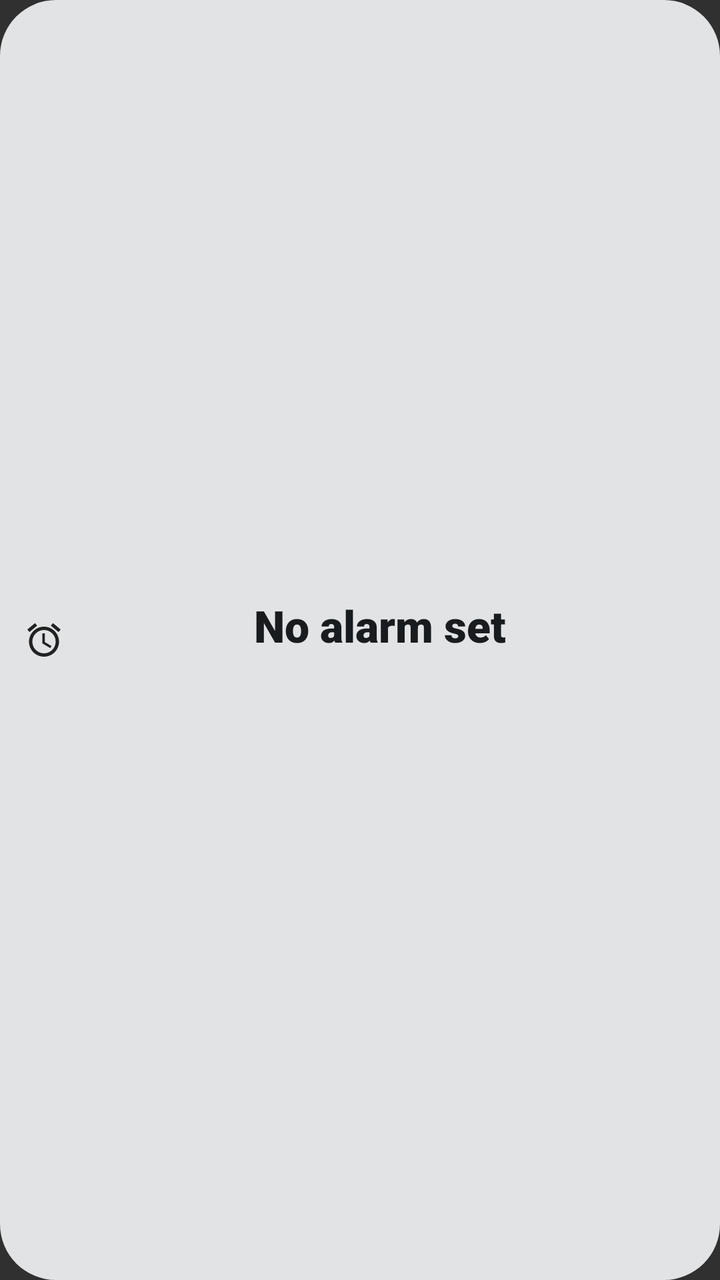
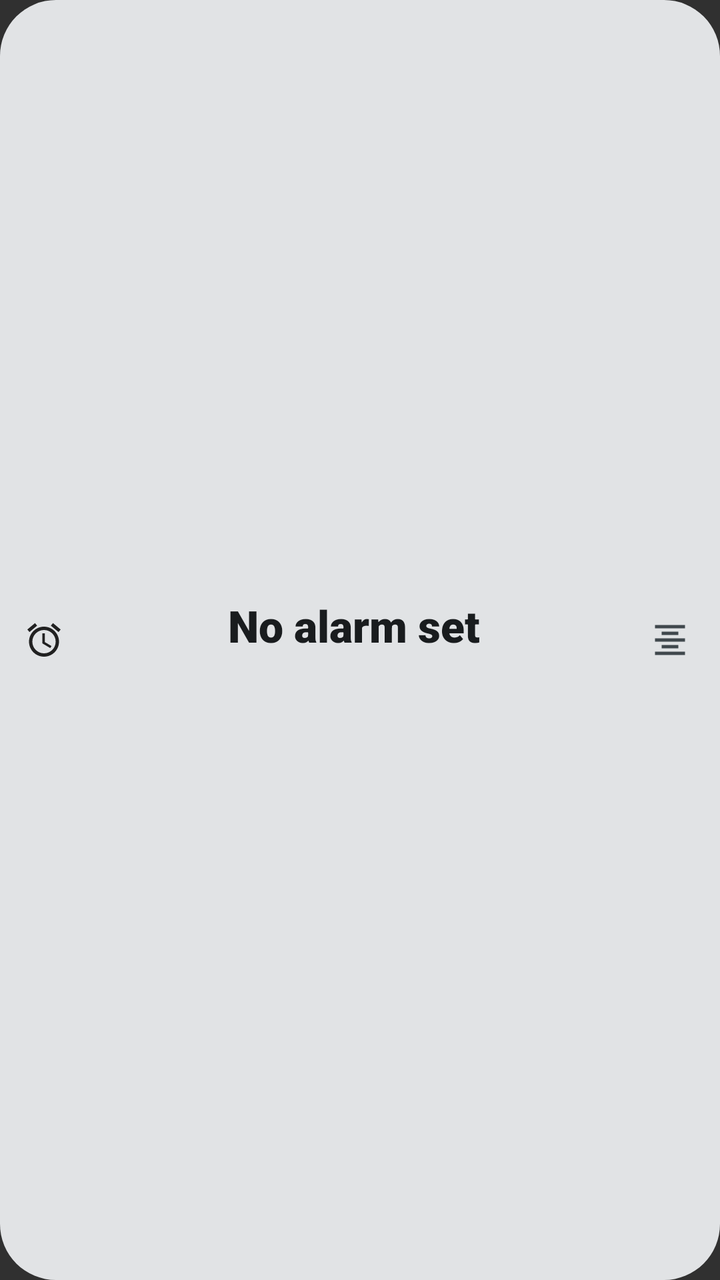

Before-and-after screenshots of an Android layout around one commit, followed by the original layout XML and the change that was made.
<!-- AndroidManifest.xml: application theme android:Theme.Material.NoActionBar -->
<!-- res/layout/widget_next_up_medium_center.xml -->
<?xml version="1.0" encoding="utf-8"?>
<LinearLayout xmlns:android="http://schemas.android.com/apk/res/android"
    android:id="@+id/widget_root"
    android:layout_width="match_parent"
    android:layout_height="match_parent"
    android:background="@drawable/widget_background"
    android:gravity="center_vertical"
    android:orientation="horizontal"
    android:paddingStart="12dp"
    android:paddingTop="8dp"
    android:paddingEnd="12dp"
    android:paddingBottom="8dp">

    <ImageView
        android:id="@+id/widget_icon"
        android:layout_width="20dp"
        android:layout_height="20dp"
        android:layout_gravity="center_vertical"
        android:contentDescription="@string/app_name"
        android:src="@drawable/ic_alarm" />

    <LinearLayout
        android:layout_width="0dp"
        android:layout_height="wrap_content"
        android:layout_gravity="center_vertical"
        android:layout_marginStart="8dp"
        android:layout_marginEnd="8dp"
        android:layout_weight="1"
        android:gravity="center"
        android:orientation="vertical">

        <TextView
            android:id="@+id/widget_countdown"
            android:layout_width="match_parent"
            android:layout_height="wrap_content"
            android:autoSizeMaxTextSize="28sp"
            android:autoSizeMinTextSize="11sp"
            android:autoSizeStepGranularity="1sp"
            android:autoSizeTextType="uniform"
            android:ellipsize="none"
            android:fontFamily="sans-serif-black"
            android:gravity="center"
            android:maxLines="1"
            android:text="@string/no_alarm_set"
            android:textColor="@color/widget_on_surface"
            android:textSize="22sp" />

        <TextView
            android:id="@+id/widget_alarm_time"
            android:layout_width="match_parent"
            android:layout_height="wrap_content"
            android:ellipsize="none"
            android:fontFamily="sans-serif"
            android:gravity="center"
            android:maxLines="1"
            android:text=""
            android:textColor="@color/widget_on_surface_variant"
            android:textSize="11sp" />
    </LinearLayout>

</LinearLayout>
<!-- resources referenced by this layout -->
<resources>
  <color name="widget_on_surface">#1D1B20</color>
  <color name="widget_on_surface_variant">#49454F</color>
  <!-- drawable ic_alarm (drawable) -->
  <vector xmlns:android="http://schemas.android.com/apk/res/android"
      android:width="24dp"
      android:height="24dp"
      android:viewportWidth="24"
      android:viewportHeight="24"
      android:tint="?android:attr/colorPrimary">
      <path
          android:fillColor="@android:color/white"
          android:pathData="M22,5.72l-4.6,-3.86 -1.29,1.53 4.6,3.86L22,5.72zM7.88,3.39L6.6,1.86 2,5.71l1.29,1.53 4.59,-3.85zM12.5,8H11v6l4.75,2.85 0.75,-1.23 -4,-2.37V8zM12,4c-4.97,0 -9,4.03 -9,9s4.02,9 9,9 9,-4.03 9,-9 -4.03,-9 -9,-9zM12,20c-3.87,0 -7,-3.13 -7,-7s3.13,-7 7,-7 7,3.13 7,7 -3.13,7 -7,7z"/>
  </vector>
  <!-- drawable widget_background (drawable) -->
  <?xml version="1.0" encoding="utf-8"?>
  <shape xmlns:android="http://schemas.android.com/apk/res/android"
      android:shape="rectangle">
      <corners android:radius="28dp" />
      <solid android:color="@color/widget_surface" />
  </shape>
  <string name="app_name">NextUp</string>
  <string name="no_alarm_set">No alarm set</string>
  <color name="widget_surface">#F2EDF7</color>
</resources>

<!-- the commit's change to res/layout/widget_next_up_medium_center.xml (unified diff, before → after) -->
@@ -58,4 +58,13 @@
             android:textSize="11sp" />
     </LinearLayout>
 
+    <ImageView
+        android:id="@+id/widget_btn_align_toggle"
+        android:layout_width="26dp"
+        android:layout_height="26dp"
+        android:layout_gravity="center_vertical"
+        android:padding="3dp"
+        android:contentDescription="@string/widget_alignment_title"
+        android:src="@drawable/ic_format_align_center" />
+
 </LinearLayout>
<!-- resource entries referenced after the edit -->
@@ -13,6 +13,17 @@
           android:fillColor="@android:color/white"
           android:pathData="M22,5.72l-4.6,-3.86 -1.29,1.53 4.6,3.86L22,5.72zM7.88,3.39L6.6,1.86 2,5.71l1.29,1.53 4.59,-3.85zM12.5,8H11v6l4.75,2.85 0.75,-1.23 -4,-2.37V8zM12,4c-4.97,0 -9,4.03 -9,9s4.02,9 9,9 9,-4.03 9,-9 -4.03,-9 -9,-9zM12,20c-3.87,0 -7,-3.13 -7,-7s3.13,-7 7,-7 7,3.13 7,7 -3.13,7 -7,7z"/>
   </vector>
+  <!-- drawable ic_format_align_center (drawable) -->
+  <vector xmlns:android="http://schemas.android.com/apk/res/android"
+      android:width="24dp"
+      android:height="24dp"
+      android:viewportWidth="24"
+      android:viewportHeight="24"
+      android:tint="@color/widget_on_surface_variant">
+      <path
+          android:fillColor="@android:color/white"
+          android:pathData="M7,15v2h10v-2H7zm-4,6h18v-2H3v2zm0,-8h18v-2H3v2zm4,-6v2h10V7H7zM3,3v2h18V3H3z" />
+  </vector>
   <!-- drawable widget_background (drawable) -->
   <?xml version="1.0" encoding="utf-8"?>
   <shape xmlns:android="http://schemas.android.com/apk/res/android"
@@ -22,6 +33,7 @@
   </shape>
   <string name="app_name">NextUp</string>
   <string name="no_alarm_set">No alarm set</string>
+  <string name="widget_alignment_title">Widget Text Alignment</string>
   <color name="widget_surface">#F2EDF7</color>
 </resources>
 
